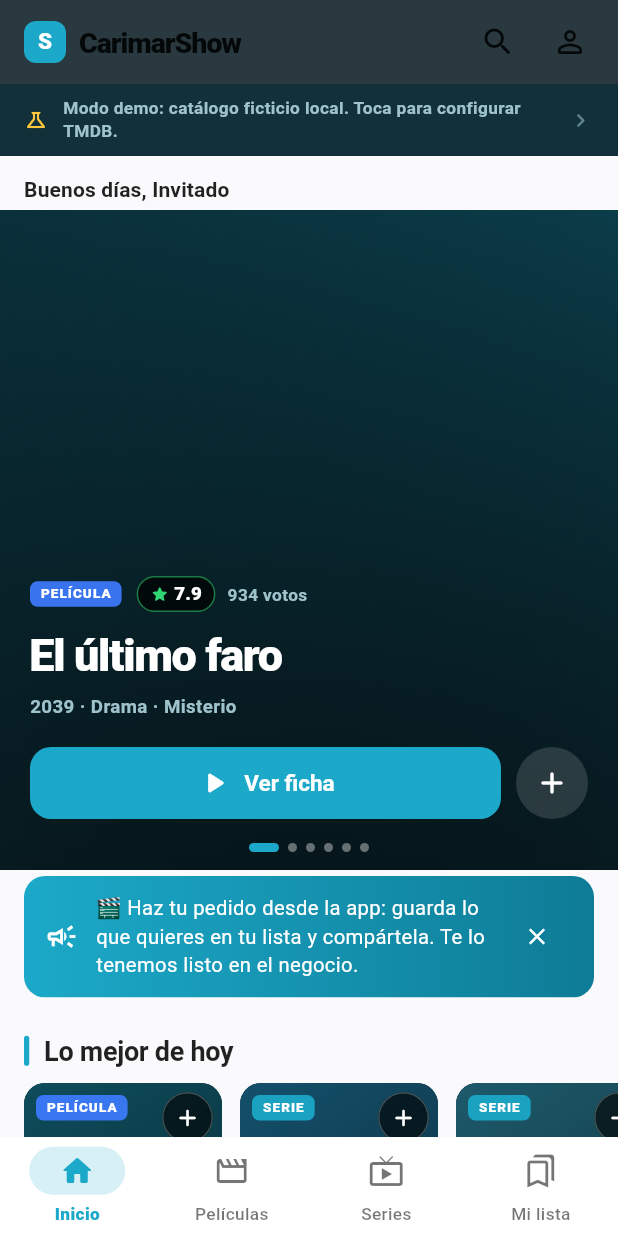
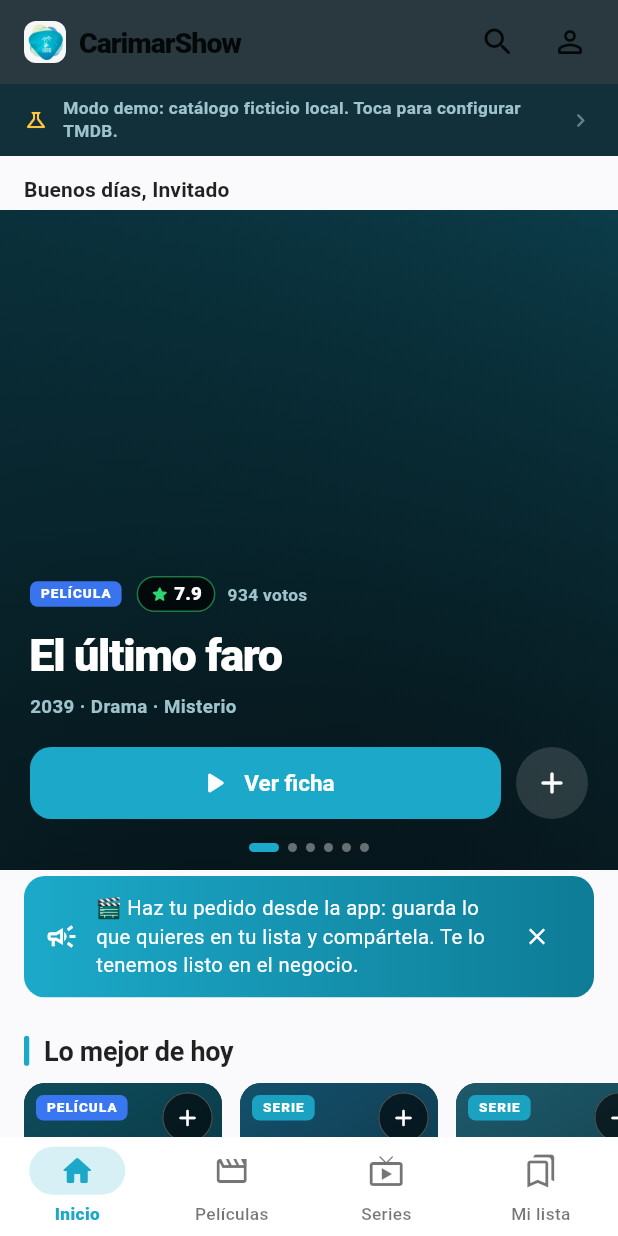
Before and after one commit to StudioLexair/CarimarShow, a Flutter app: the screen it shows after launch, after a tap on "Iniciar sesión", after a tap on "Continuar (modo local)", on a phone screen of 412 x 824 dp. Run offline on Flutter 3.47's test engine with Material 3 defaults, Android fonts, the phone set to English and light mode, and no system bars; our stand-ins replace cached_network_image, dio, equatable, flutter_riverpod, go_router, share_plus and 3 more; accounts and stored records are empty.

Commit message:
feat(marca): rebrand visual completo con el logo del cliente
- 37 iconos generados desde el logotipo real: mipmaps de Android, set
  completo de AppIcon de iOS, app_icon de macOS, iconos y favicon web
  y app_icon.ico de Windows.
- Splash y barra de la portada usan el logo en vez de la 'S' provisional.
- Paleta de la app al turquesa/menta del logo sobre azul noche
  (AppColors), conservando los nombres historicos como alias.
- Web: variables CSS turquesa, logo real en cabecera/pie/favicon y
  og-image regenerada con la marca nueva.

```diff
--- a/lib/presentation/screens/home/home_screen.dart
+++ b/lib/presentation/screens/home/home_screen.dart
@@ -112,22 +112,13 @@ class _HomeContent extends ConsumerWidget {
           title: Row(
             mainAxisSize: MainAxisSize.min,
             children: <Widget>[
-              Container(
-                width: 28,
-                height: 28,
-                alignment: Alignment.center,
-                decoration: BoxDecoration(
-                  color: AppColors.crimson,
-                  borderRadius: BorderRadius.circular(8),
-                ),
-                child: const Text(
-                  'S',
-                  style: TextStyle(
-                    color: Colors.white,
-                    fontSize: 15,
-                    fontWeight: FontWeight.w900,
-                    height: 1,
-                  ),
+              ClipRRect(
+                borderRadius: BorderRadius.circular(8),
+                child: Image.asset(
+                  'assets/brand/logo.jpeg',
+                  width: 28,
+                  height: 28,
+                  fit: BoxFit.cover,
                 ),
               ),
               const SizedBox(width: 9),
--- a/lib/presentation/screens/splash_screen.dart
+++ b/lib/presentation/screens/splash_screen.dart
@@ -23,36 +23,13 @@ class SplashScreen extends ConsumerWidget {
         child: Column(
           mainAxisAlignment: MainAxisAlignment.center,
           children: <Widget>[
-            Container(
-              width: 96,
-              height: 96,
-              alignment: Alignment.center,
-              decoration: BoxDecoration(
-                gradient: const LinearGradient(
-                  begin: Alignment.topLeft,
-                  end: Alignment.bottomRight,
-                  colors: <Color>[
-                    AppColors.crimsonLight,
-                    AppColors.crimsonDark,
-                  ],
-                ),
-                borderRadius: BorderRadius.circular(26),
-                boxShadow: <BoxShadow>[
-                  BoxShadow(
-                    color: AppColors.crimson.withValues(alpha: 0.35),
-                    blurRadius: 36,
-                    offset: const Offset(0, 12),
-                  ),
-                ],
-              ),
-              child: const Text(
-                'S',
-                style: TextStyle(
-                  color: Colors.white,
-                  fontSize: 52,
-                  fontWeight: FontWeight.w900,
-                  height: 1,
-                ),
+            ClipRRect(
+              borderRadius: BorderRadius.circular(26),
+              child: Image.asset(
+                'assets/brand/logo.jpeg',
+                width: 96,
+                height: 96,
+                fit: BoxFit.cover,
               ),
             ),
             const SizedBox(height: 26),
```
Also changed, not shown: site/assets/logo.jpeg (added), site/assets/og-image.png, 34 other files.
